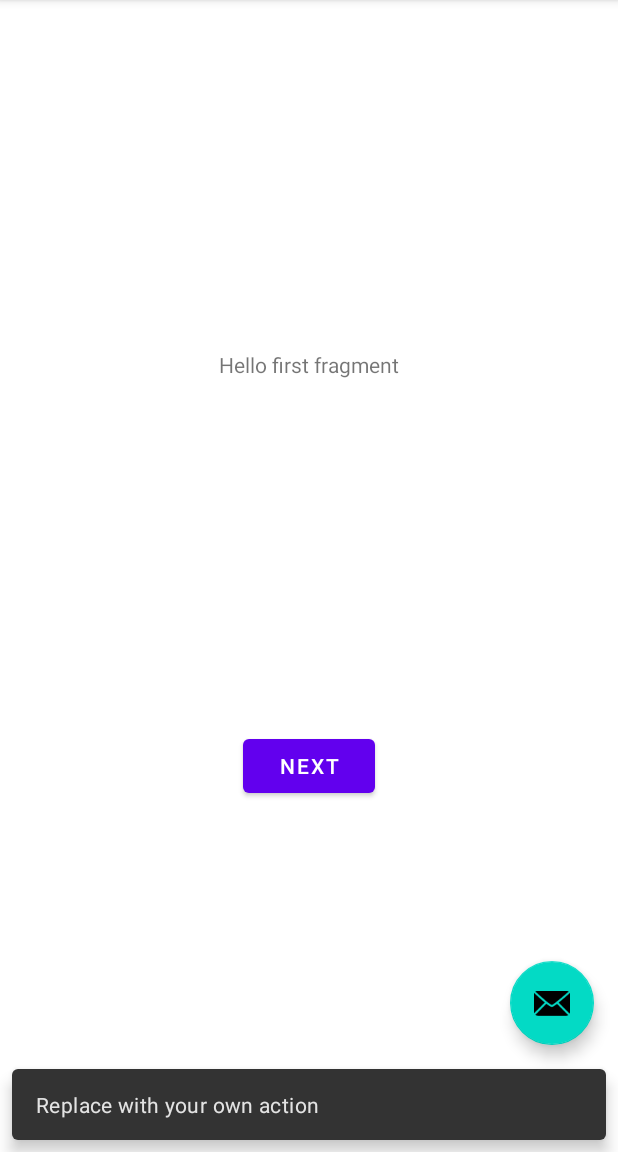
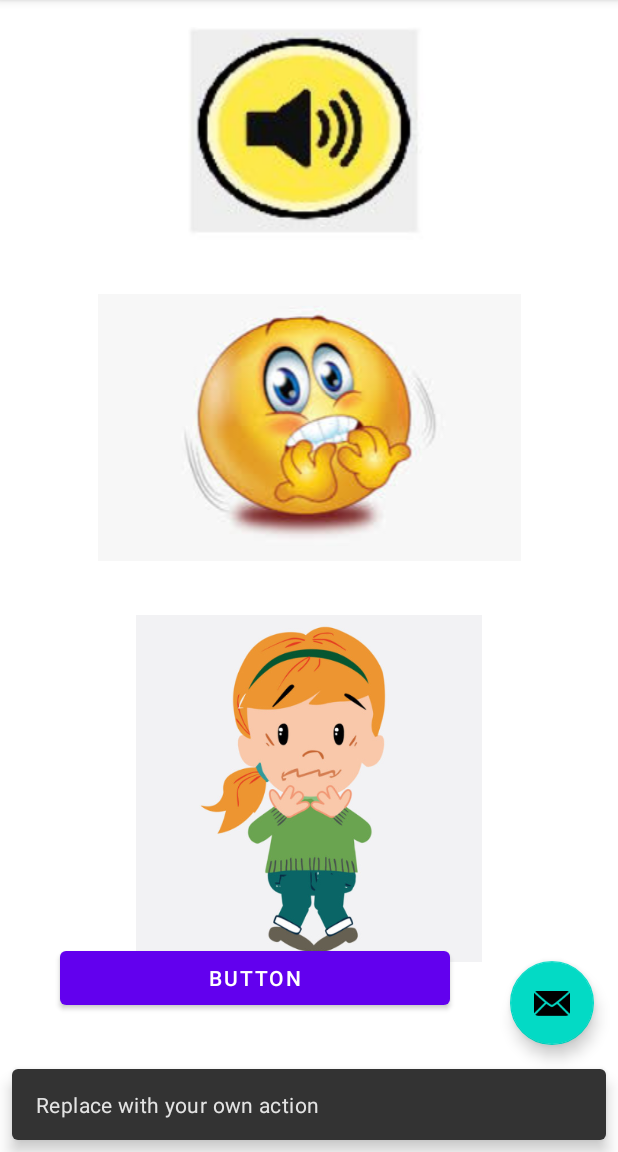
Before and after one commit to ivanakochkovska/MalataAna, an Android app: the screen it shows after launch once a user with an empty profile is signed in (MainActivity), after a tap on an icon or button, on a phone screen of 412 x 824 dp, the part 84-1236 px from its top. Run offline under Robolectric (Android 15) with nearby library versions, the phone set to English and light mode, and no system bars; our stand-ins replace Firebase (no records; nobody signed in at launch, a user with empty details on screens opened directly).

Commit message:
added embarrassment and happiness tutorial fragments

```diff
--- a/app/src/main/java/com/example/malataana/FirstFragment.java
+++ b/app/src/main/java/com/example/malataana/FirstFragment.java
@@ -1,13 +1,16 @@
 package com.example.malataana;
 
+import android.media.MediaPlayer;
 import android.os.Bundle;
 import android.view.LayoutInflater;
 import android.view.View;
 import android.view.ViewGroup;
+import android.widget.ImageView;
 
 import androidx.annotation.NonNull;
 import androidx.fragment.app.Fragment;
 import androidx.navigation.fragment.NavHostFragment;
+
 
 public class FirstFragment extends Fragment {
 
@@ -16,13 +19,26 @@ public class FirstFragment extends Fragment {
             LayoutInflater inflater, ViewGroup container,
             Bundle savedInstanceState
     ) {
+
         // Inflate the layout for this fragment
         return inflater.inflate(R.layout.fragment_first, container, false);
     }
 
     public void onViewCreated(@NonNull View view, Bundle savedInstanceState) {
         super.onViewCreated(view, savedInstanceState);
+        ImageView fearFirstImage=(ImageView) view.findViewById(R.id.fear_1);
+        fearFirstImage.setImageResource(R.drawable.images);//set the source in java class
+        ImageView fearSecondImage = (ImageView) view.findViewById(R.id.fear_2);
+        fearSecondImage.setImageResource(R.drawable.fear_2);//set the source in java class
+        ImageView sound = (ImageView) view.findViewById(R.id.sound_happiness);
+        sound.setImageResource(R.drawable.sound);//set the source in java class
+        final MediaPlayer mp = MediaPlayer.create(getContext(), R.raw.stravv);
+        sound.setOnClickListener(new View.OnClickListener(){
 
+            public void onClick(View v) {
+                mp.start();
+            }
+        });
         view.findViewById(R.id.button_first).setOnClickListener(new View.OnClickListener() {
             @Override
             public void onClick(View view) {
@@ -30,5 +46,7 @@ public class FirstFragment extends Fragment {
                         .navigate(R.id.action_FirstFragment_to_SecondFragment);
             }
         });
+
     }
+
 }
--- a/app/src/main/res/layout/fragment_first.xml
+++ b/app/src/main/res/layout/fragment_first.xml
@@ -6,23 +6,45 @@
     android:layout_height="match_parent"
     tools:context=".FirstFragment">
 
-    <TextView
-        android:id="@+id/textview_first"
-        android:layout_width="wrap_content"
+    <ImageView
+        android:id="@+id/fear_1"
+        android:layout_width="fill_parent"
         android:layout_height="wrap_content"
-        android:text="@string/hello_first_fragment"
-        app:layout_constraintBottom_toTopOf="@id/button_first"
+        android:layout_marginTop="196dp"
+        android:src="@drawable/images"
         app:layout_constraintEnd_toEndOf="parent"
+        app:layout_constraintHorizontal_bias="0.0"
         app:layout_constraintStart_toStartOf="parent"
         app:layout_constraintTop_toTopOf="parent" />
 
+    <ImageView
+        android:id="@+id/fear_2"
+        android:layout_width="261dp"
+        android:layout_height="231dp"
+        android:layout_marginTop="36dp"
+        android:src="@drawable/fear_2"
+        app:layout_constraintEnd_toEndOf="parent"
+        app:layout_constraintStart_toStartOf="parent"
+        app:layout_constraintTop_toBottomOf="@+id/fear_1" />
+
+    <ImageView
+        android:id="@+id/sound_happiness"
+        android:layout_width="wrap_content"
+        android:layout_height="wrap_content"
+        android:layout_marginBottom="36dp"
+        android:src="@drawable/sound"
+        app:layout_constraintBottom_toTopOf="@+id/fear_1"
+        app:layout_constraintEnd_toEndOf="parent"
+        app:layout_constraintHorizontal_bias="0.498"
+        app:layout_constraintStart_toStartOf="parent" />
+
     <Button
         android:id="@+id/button_first"
-        android:layout_width="wrap_content"
+        android:layout_width="260dp"
         android:layout_height="wrap_content"
-        android:text="@string/next"
+        android:layout_marginEnd="112dp"
+        android:layout_marginBottom="92dp"
+        android:text="Button"
         app:layout_constraintBottom_toBottomOf="parent"
-        app:layout_constraintEnd_toEndOf="parent"
-        app:layout_constraintStart_toStartOf="parent"
-        app:layout_constraintTop_toBottomOf="@id/textview_first" />
+        app:layout_constraintEnd_toEndOf="parent" />
 </androidx.constraintlayout.widget.ConstraintLayout>
```
Also changed, not shown: app/src/main/java/com/example/malataana/SecondFragment.java (+12 -0 lines), app/src/main/res/layout/fragment_second.xml (+23 -1 lines), app/src/main/res/drawable/embr_1.PNG (added), app/src/main/res/drawable/fear_2.PNG (added), app/src/main/res/drawable/images.jpg (added), app/src/main/res/drawable/sound.PNG (added), 3 other files.
